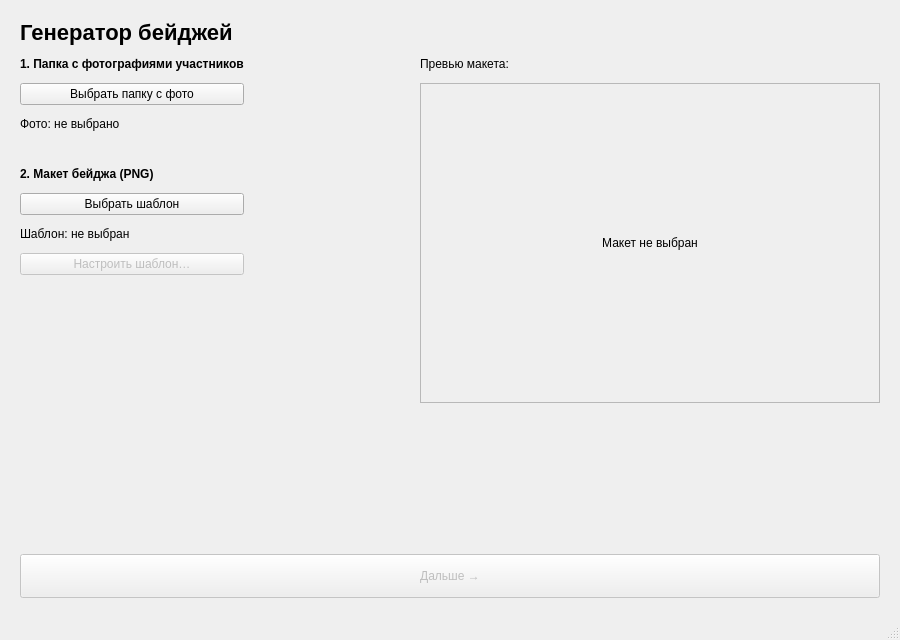
Qt form design/main_menu.ui (krylovam/BadgeGenerator) before a commit.
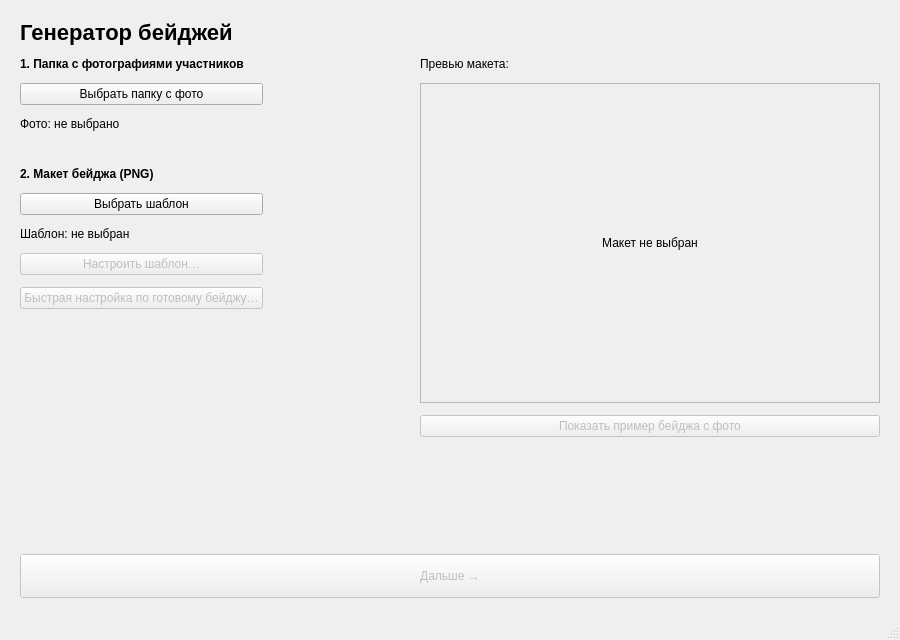
The same form after that commit.

Commit message: Badge preview in main menu, quick config from ready badge in UI

```diff
--- a/design/main_menu.ui
+++ b/design/main_menu.ui
@@ -118,6 +118,19 @@
           </property>
          </widget>
         </item>
+        <item>
+         <widget class="QPushButton" name="pushButton_quick_config">
+          <property name="text">
+           <string>Быстрая настройка по готовому бейджу…</string>
+          </property>
+          <property name="enabled">
+           <bool>false</bool>
+          </property>
+          <property name="toolTip">
+           <string>Выберите готовый бейдж (пример результата) — приложение само определит координаты текста и фото и создаст конфиг</string>
+          </property>
+         </widget>
+        </item>
         <item>
          <spacer name="spacer_2">
           <property name="orientation">
@@ -187,6 +200,19 @@
           </property>
          </widget>
         </item>
+        <item>
+         <widget class="QPushButton" name="pushButton_preview_example">
+          <property name="text">
+           <string>Показать пример бейджа с фото</string>
+          </property>
+          <property name="enabled">
+           <bool>false</bool>
+          </property>
+          <property name="toolTip">
+           <string>Собрать пример готового бейджа: первое фото из выбранной папки + имя/фамилия из названия файла</string>
+          </property>
+         </widget>
+        </item>
        </layout>
       </item>
      </layout>
```
The commit also changes 7 other files.
